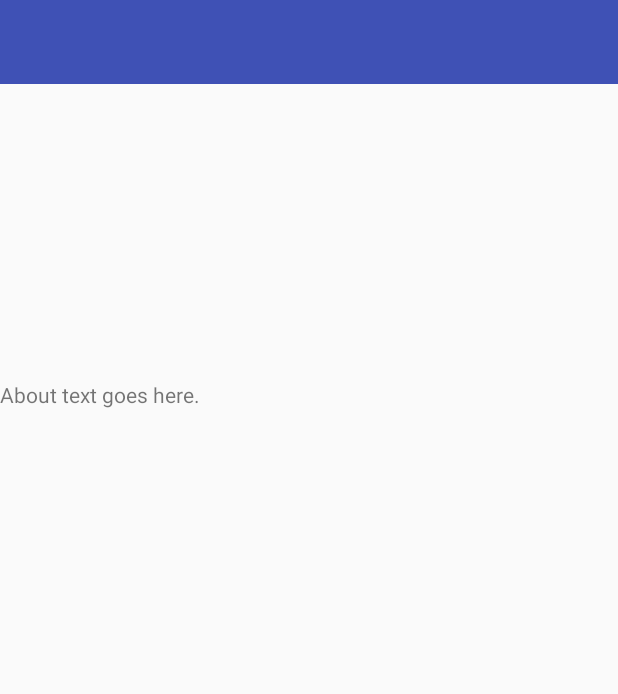
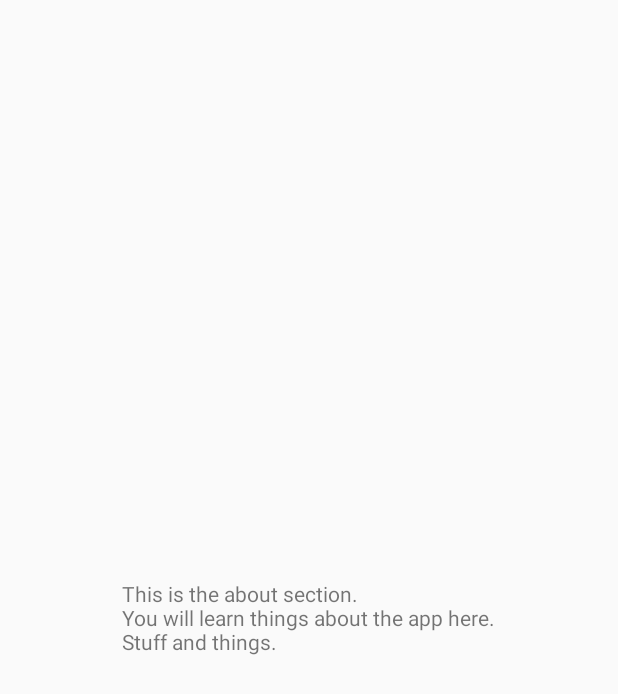
Before and after one commit to Aubree/Guardians_Of_The_Spectrum, an Android app: the layout activity_about.xml on its own in the app's theme, with its tools: preview values and no code run, on a phone screen of 412 x 824 dp. Shown: the top 694 px of the screen. Run offline under Robolectric (Android 15) with nearby library versions, the light colour scheme and no system bars.

Commit message:
Temp activity layout

```diff
--- a/GuardiansoftheSpectrum/app/src/main/res/layout/activity_about.xml
+++ b/GuardiansoftheSpectrum/app/src/main/res/layout/activity_about.xml
@@ -1,28 +1,14 @@
 <?xml version="1.0" encoding="utf-8"?>
-<LinearLayout xmlns:android="http://schemas.android.com/apk/res/android"
-    xmlns:app="http://schemas.android.com/apk/res-auto"
+<RelativeLayout xmlns:android="http://schemas.android.com/apk/res/android"
     xmlns:tools="http://schemas.android.com/tools"
-    android:orientation="vertical" android:layout_width="match_parent"
     android:layout_height="match_parent"
-    android:weightSum="1">
-
-    <android.support.v7.widget.Toolbar
-        android:layout_width="match_parent"
-        android:layout_height="wrap_content"
-        android:background="?attr/colorPrimary"
-        app:theme="@style/ThemeOverlay.AppCompat.Dark"
-        app:popupTheme="@style/ThemeOverlay.AppCompat.Light"
-        android:minHeight="?attr/actionBarSize"
-        android:layout_centerHorizontal="true"
-        android:layout_marginBottom="197dp"
-        android:id="@+id/toolbar" />
+    android:layout_width="match_parent">
 
     <TextView
-        android:text="@string/about_text"
-        android:layout_width="match_parent"
+        android:text="This is the about section. \nYou will learn things about the app here.\nStuff and things."
+        android:layout_width="wrap_content"
         android:layout_height="wrap_content"
-        android:id="@+id/textView2"
-        android:fontFamily="sans-serif" />
-
-
-</LinearLayout>
+        android:layout_centerVertical="true"
+        android:layout_centerHorizontal="true"
+        android:id="@+id/textView6" />
+</RelativeLayout>
```
